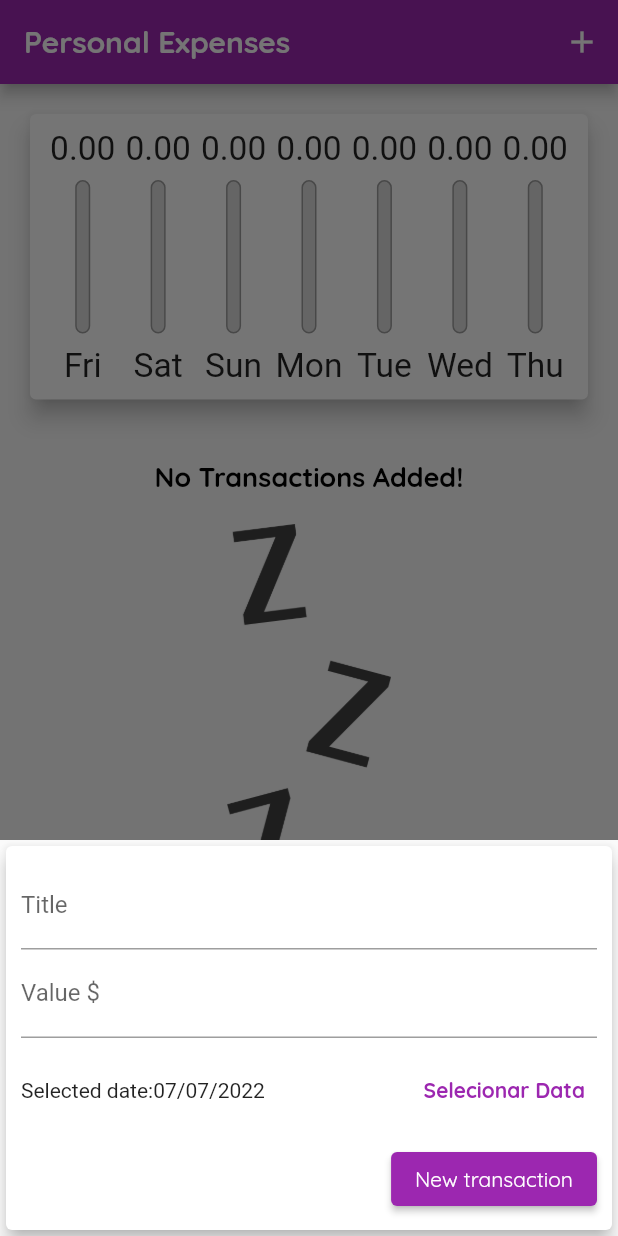
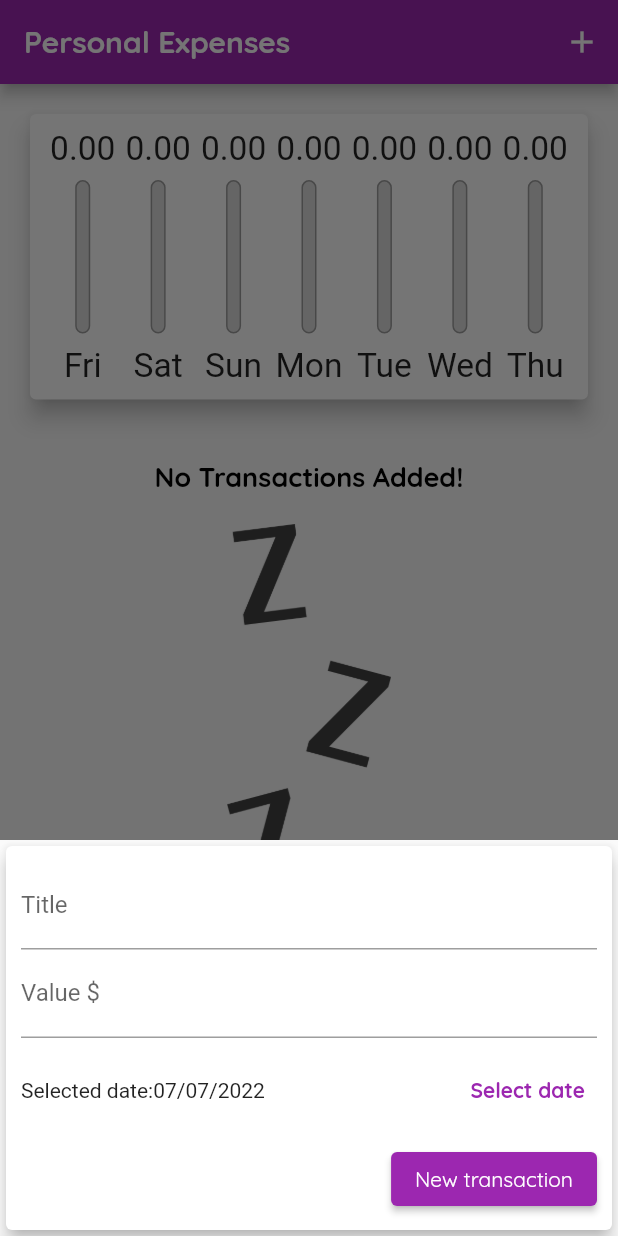
Before and after one commit to gabrielmelo-dev/personal_expenses, a Flutter app: the screen it shows after launch, after a tap on the "add" icon, on a phone screen of 412 x 824 dp. Run offline on Flutter 3.47's test engine with Material 2 defaults, Android fonts, the phone set to English and light mode, and no system bars; our stand-ins replace localization.

Commit message:
fixed translations

```diff
--- a/assets/i18n/en_US.json
+++ b/assets/i18n/en_US.json
@@ -4,7 +4,9 @@
   "transaction-title": "Title",
   "transaction-value": "Value",
   "transaction-selected-date": "Selected date:",
+  "transaction-select-date": "Select date",
   "new-transaction": "New transaction",
+  "delete-transaction": "Delete",
   "empty-transaction-list": "No Transactions Added!",
   "date-format-list": "MMM d y",
   "date-format-new-transaction": "MM/dd/y",
--- a/assets/i18n/pt_BR.json
+++ b/assets/i18n/pt_BR.json
@@ -4,7 +4,9 @@
   "transaction-title": "Título",
   "transaction-value": "Valor",
   "transaction-selected-date": "Data selecionada:",
+  "transaction-select-date": "Selecionar data",
   "new-transaction": "Nova transação",
+  "delete-transaction": "Remover",
   "empty-transaction-list": "Nenhuma Transação Adicionada!!",
   "date-format-list": "d MMM y",
   "date-format-new-transaction": "dd/MM/y",
--- a/lib/widgets/adaptative/adaptative_date_picker.dart
+++ b/lib/widgets/adaptative/adaptative_date_picker.dart
@@ -51,9 +51,8 @@ class AdaptativeDatePicker extends StatelessWidget {
                 ),
                 TextButton(
                   onPressed: () => _showDatePicker(context),
-                  //toDo
                   child: Text(
-                    'Selecionar Data',
+                    'transaction-select-date'.i18n(),
                     style: TextStyle(
                       color: Theme.of(context).colorScheme.primary,
                       fontWeight: FontWeight.bold,
--- a/lib/widgets/transaction_item.dart
+++ b/lib/widgets/transaction_item.dart
@@ -79,8 +79,7 @@ class _TransactionItemState extends State<TransactionItem> {
         trailing: widget.mediaQuery.size.width > 450
             ? TextButton.icon(
           onPressed: () => widget.onRemove(widget.tr.id),
-          //todo i18n
-          label: Text('Excluir'),
+          label: Text('delete-transaction'.i18n()),
           icon: Icon(
             Icons.delete,
             color: Theme.of(context).errorColor,
```
